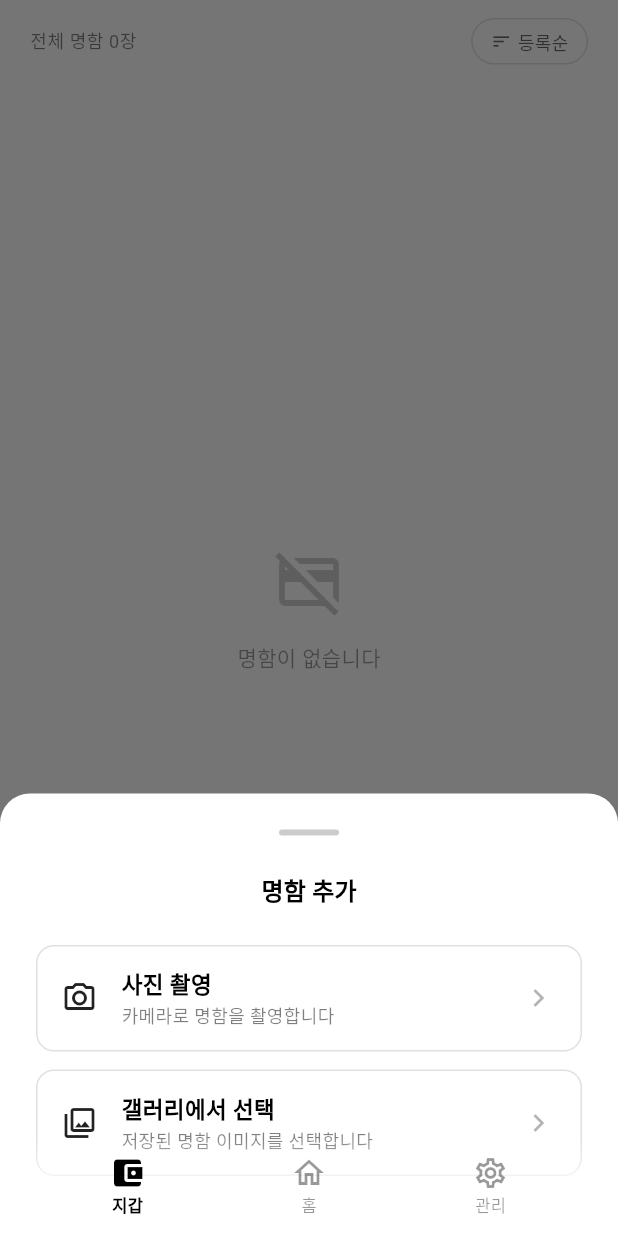
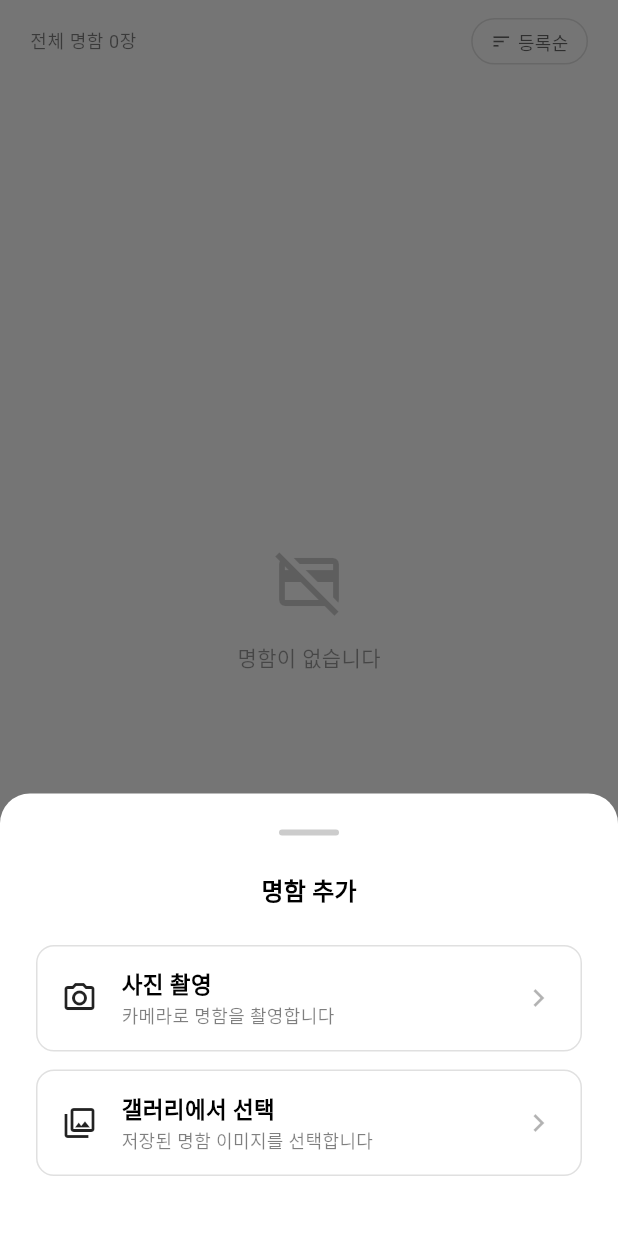
Before and after one commit to Liuese0/Mapae1, a Flutter app: the WalletScreen screen opened by its route, after a tap on the "add" icon, on a phone screen of 412 x 824 dp. Run offline on Flutter 3.47's test engine with Material 3 defaults, Android fonts, the phone set to English and light mode, and no system bars; our stand-ins replace cached_network_image, camera, dio, flutter_dotenv, flutter_image_compress, flutter_riverpod and 5 more; missing offline and left inert: nfc_manager; accounts and stored records are empty; Roboto replaces fonts that are missing (Pretendard).

Commit message:
bottom_layer

```diff
--- a/lib/features/home/screens/home_screen.dart
+++ b/lib/features/home/screens/home_screen.dart
@@ -39,6 +39,7 @@ class _HomeScreenState extends ConsumerState<HomeScreen> {
     showModalBottomSheet(
       context: context,
       backgroundColor: Colors.transparent,
+      useRootNavigator: true,
       builder: (context) => ShareBottomSheet(card: card),
     );
   }
--- a/lib/features/wallet/screens/wallet_screen.dart
+++ b/lib/features/wallet/screens/wallet_screen.dart
@@ -61,6 +61,7 @@ class _WalletScreenState extends ConsumerState<WalletScreen> {
     showModalBottomSheet(
       context: context,
       backgroundColor: Colors.transparent,
+      useRootNavigator: true,
       builder: (context) => ScanCardSheet(
         onScanComplete: () {
           ref.invalidate(collectedCardsProvider);
--- a/lib/features/wallet/widgets/scan_card_sheet.dart
+++ b/lib/features/wallet/widgets/scan_card_sheet.dart
@@ -133,12 +133,14 @@ class _ScanCardSheetState extends ConsumerState<ScanCardSheet> {
   Widget build(BuildContext context) {
     final theme = Theme.of(context);
 
+    final bottomPadding = MediaQuery.of(context).viewPadding.bottom;
+
     return Container(
       decoration: BoxDecoration(
         color: theme.bottomSheetTheme.backgroundColor,
         borderRadius: const BorderRadius.vertical(top: Radius.circular(20)),
       ),
-      padding: const EdgeInsets.all(24),
+      padding: EdgeInsets.fromLTRB(24, 24, 24, 24 + bottomPadding),
       child: Column(
         mainAxisSize: MainAxisSize.min,
         children: [
```
Also changed, not shown: lib/features/home/widgets/share_bottom_sheet.dart (+10 -3 lines). Lines whose indentation alone changed are shown as unchanged.
